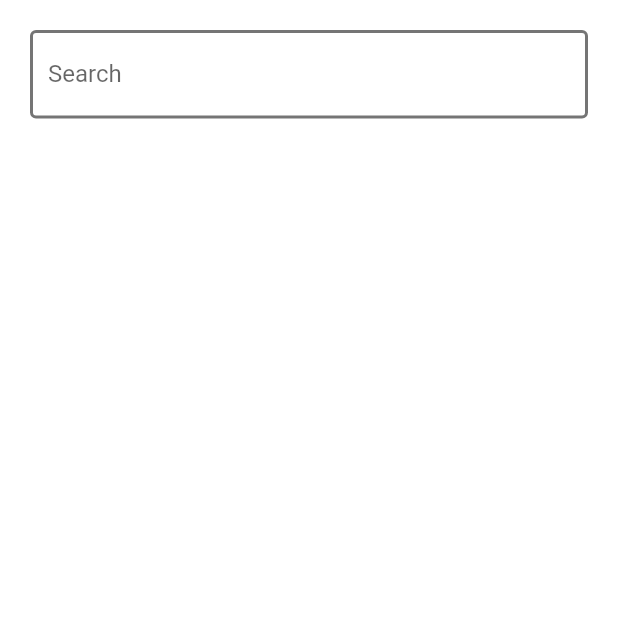
After one commit to aswanath/notes_app, a Flutter app: the PlaceSelect screen opened directly, on a phone screen of 412 x 824 dp, the top half of it. The commit adds this screen. Run offline on Flutter 3.47's test engine with Material 2 defaults, Android fonts, the phone set to English and light mode, and no system bars; our stand-ins replace awesome_notifications, flutter_dotenv, hive, hive_flutter; missing offline and left inert: flutter_geofence, google_place; accounts and stored records are empty; statements that could not run were skipped.

Commit message:
geo fencing

```diff
--- a/lib/navigation_drawer.dart
+++ b/lib/navigation_drawer.dart
@@ -42,7 +42,7 @@ class _CustomDrawerState extends State<CustomDrawer> {
                 _labelAddEdit('');
               },
               leading: Icon(Icons.add),
-              title: CustomText(textData: 'Create new label', textSize: 16),
+              title: CustomText(textData: 'Create new label', textSize: 16,),
               contentPadding: EdgeInsets.zero,
             ),
             ValueListenableBuilder(
@@ -139,7 +139,7 @@ class _CustomDrawerState extends State<CustomDrawer> {
               }
             }
             Navigator.pop(context);
-          }, child: CustomText(textData: 'Save', textSize: 16))
+          }, child: CustomText(textData: 'Save', textSize: 16,textColor: Colors.white,))
         ],
       ),),
     ));
--- a/lib/screens/homepage.dart
+++ b/lib/screens/homepage.dart
@@ -1,8 +1,5 @@
-import 'package:flutter/cupertino.dart';
 import 'package:flutter/material.dart';
-import 'package:hive/hive.dart';
 import 'package:hive_flutter/adapters.dart';
-import 'package:intl/intl.dart';
 import 'package:notes_app/custom_widgets/custom_text.dart';
 import 'package:notes_app/main.dart';
 import 'package:notes_app/navigation_drawer.dart';
@@ -204,7 +201,7 @@ class _HomePageState extends State<HomePage> {
                         textWeight: FontWeight.bold,
                       )),
                 ),
-            CustomText(textData: list[index].note, textSize: 14),
+            list[index].note.isNotEmpty?CustomText(textData: list[index].note, textSize: 14):Container(),
             list[index].time!=null ? Padding(
               padding: const EdgeInsets.only(top: 5),
               child: DecoratedBox(
--- /dev/null
+++ b/lib/screens/place_select.dart
@@ -0,0 +1,96 @@
+import 'package:flutter/material.dart';
+import 'package:google_place/google_place.dart';
+
+class PlaceSelect extends StatefulWidget {
+  const PlaceSelect({Key? key}) : super(key: key);
+
+  @override
+  State<PlaceSelect> createState() => _PlaceSelectState();
+}
+
+class _PlaceSelectState extends State<PlaceSelect> {
+  late GooglePlace googlePlace;
+  List<AutocompletePrediction> predictions = [];
+
+  @override
+  void initState() {
+    googlePlace = GooglePlace('AIzaSyD_XgPpdmweuu2KiitIuEQMkf7paH0WBug');
+    super.initState();
+  }
+
+  @override
+  Widget build(BuildContext context) {
+    return Scaffold(
+      body: SafeArea(
+        child: Container(
+          margin: EdgeInsets.only(right: 20, left: 20, top: 20),
+          child: Column(
+            mainAxisSize: MainAxisSize.min,
+            children: [
+              TextField(
+                decoration: const InputDecoration(
+                  labelText: "Search",
+                  focusedBorder: OutlineInputBorder(
+                    borderSide: BorderSide(
+                      color: Colors.blue,
+                      width: 2.0,
+                    ),
+                  ),
+                  enabledBorder: OutlineInputBorder(
+                    borderSide: BorderSide(
+                      color: Colors.black54,
+                      width: 2.0,
+                    ),
+                  ),
+                ),
+                onChanged: (value) {
+                  if (value.isNotEmpty) {
+                    autoCompleteSearch(value);
+                  } else {
+                    if (predictions.isNotEmpty && mounted) {
+                      setState(() {
+                        predictions = [];
+                      });
+                    }
+                  }
+                },
+              ),
+              const SizedBox(
+                height: 10,
+              ),
+              Expanded(
+                child: ListView.builder(
+                  itemCount: predictions.length,
+                  itemBuilder: (context, index) {
+                    return ListTile(
+                      leading: const CircleAvatar(
+                        child: Icon(
+                          Icons.pin_drop,
+                          color: Colors.white,
+                        ),
+                      ),
+                      title: Text(predictions[index].description!,style:const TextStyle(color: Colors.red),),
+                      onTap: () async{
+                        var details = await googlePlace.details.get(predictions[index].placeId!);
+                         Navigator.pop(context,details!.result!.geometry!.location);
+                        print(details.result!.geometry!.location!.lat);
+                      },
+                    );
+                  },
+                ),
+              ),
+            ],
+          ),
+        ),
+      ),
+    );
+  }
+  void autoCompleteSearch(String value) async {
+    var result = await googlePlace.autocomplete.get(value);
+    if (result!.predictions != null && mounted) {
+      setState(() {
+        predictions = result.predictions!;
+      });
+    }
+  }
+}
--- a/lib/theme.dart
+++ b/lib/theme.dart
@@ -2,11 +2,6 @@ import 'package:intl/intl.dart';
 import 'package:flutter/material.dart';
 
 ThemeData lightTheme = ThemeData(
-  textButtonTheme: TextButtonThemeData(
-    style: ButtonStyle(
-      textStyle: MaterialStateProperty.all(TextStyle(color: Colors.black))
-    )
-  ),
   elevatedButtonTheme: ElevatedButtonThemeData(
     style: ButtonStyle(
       foregroundColor: MaterialStateProperty.all(Colors.white),
--- a/pubspec.yaml
+++ b/pubspec.yaml
@@ -39,6 +39,9 @@ dependencies:
   flutter_staggered_grid_view: ^0.4.0
   intl: ^0.17.0
   awesome_notifications: ^0.6.21
+  flutter_geofence: ^0.4.2
+  google_place: ^0.4.7
+  flutter_dotenv: ^5.0.2
 
 dev_dependencies:
   build_runner: ^2.1.7
```
Also changed, not shown: lib/main.dart (+7 -1 lines), lib/notification.dart (+6 -10 lines), lib/screens/addNotes.dart (+98 -34 lines), pubspec.lock, 1 other file.
